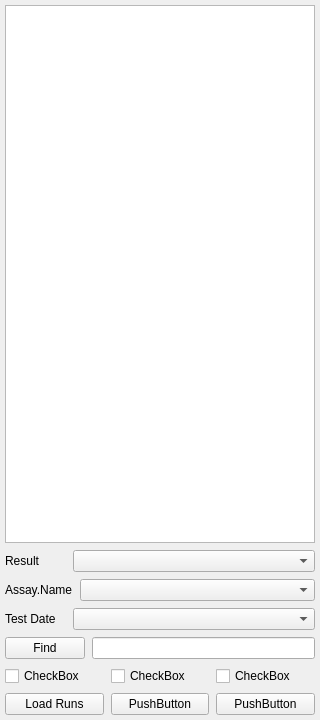
This is BIThub/Datapad/views/resources/dbList_Widget.ui in acefgin/BIThub_pyqt as Qt 5 draws it before an edit. The edited form follows.
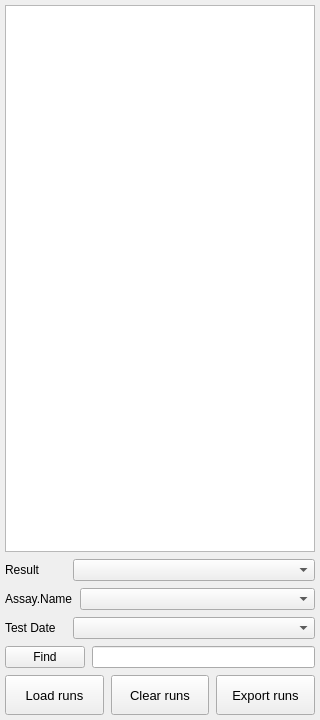
This is the edited form. Custom widgets are drawn as their Qt base class.

Commit message: sqliteDb utility funtions; check device connection

```diff
--- a/BIThub/Datapad/views/resources/dbList_Widget.ui
+++ b/BIThub/Datapad/views/resources/dbList_Widget.ui
@@ -13,7 +13,7 @@
   <property name="windowTitle">
    <string>Form</string>
   </property>
-  <layout class="QGridLayout" name="gridLayout">
+  <layout class="QGridLayout" name="gridLayout" rowstretch="38,2,2,2,2,3">
    <property name="leftMargin">
     <number>5</number>
    </property>
@@ -58,50 +58,76 @@
     </layout>
    </item>
    <item row="5" column="0">
-    <layout class="QHBoxLayout" name="horizontalLayout_6">
-     <item>
-      <widget class="QCheckBox" name="checkBox">
-       <property name="text">
-        <string>CheckBox</string>
-       </property>
-      </widget>
-     </item>
-     <item>
-      <widget class="QCheckBox" name="checkBox_2">
-       <property name="text">
-        <string>CheckBox</string>
-       </property>
-      </widget>
-     </item>
-     <item>
-      <widget class="QCheckBox" name="checkBox_3">
-       <property name="text">
-        <string>CheckBox</string>
-       </property>
-      </widget>
-     </item>
-    </layout>
-   </item>
-   <item row="6" column="0">
     <layout class="QHBoxLayout" name="horizontalLayout_5">
      <item>
       <widget class="QPushButton" name="pushButton_2">
+       <property name="sizePolicy">
+        <sizepolicy hsizetype="Preferred" vsizetype="Fixed">
+         <horstretch>0</horstretch>
+         <verstretch>0</verstretch>
+        </sizepolicy>
+       </property>
+       <property name="minimumSize">
+        <size>
+         <width>0</width>
+         <height>40</height>
+        </size>
+       </property>
+       <property name="font">
+        <font>
+         <pointsize>10</pointsize>
+        </font>
+       </property>
        <property name="text">
-        <string>Load Runs</string>
+        <string>Load runs</string>
        </property>
       </widget>
      </item>
      <item>
       <widget class="QPushButton" name="pushButton_3">
+       <property name="sizePolicy">
+        <sizepolicy hsizetype="Preferred" vsizetype="Fixed">
+         <horstretch>0</horstretch>
+         <verstretch>0</verstretch>
+        </sizepolicy>
+       </property>
+       <property name="minimumSize">
+        <size>
+         <width>0</width>
+         <height>40</height>
+        </size>
+       </property>
+       <property name="font">
+        <font>
+         <pointsize>10</pointsize>
+        </font>
+       </property>
        <property name="text">
-        <string>PushButton</string>
+        <string>Clear runs</string>
        </property>
       </widget>
      </item>
      <item>
       <widget class="QPushButton" name="pushButton_4">
+       <property name="sizePolicy">
+        <sizepolicy hsizetype="Preferred" vsizetype="Fixed">
+         <horstretch>0</horstretch>
+         <verstretch>0</verstretch>
+        </sizepolicy>
+       </property>
+       <property name="minimumSize">
+        <size>
+         <width>0</width>
+         <height>40</height>
+        </size>
+       </property>
+       <property name="font">
+        <font>
+         <pointsize>10</pointsize>
+        </font>
+       </property>
        <property name="text">
-        <string>PushButton</string>
+        <string>Export runs</string>
        </property>
       </widget>
      </item>
```
The commit also changes 9 other files.
